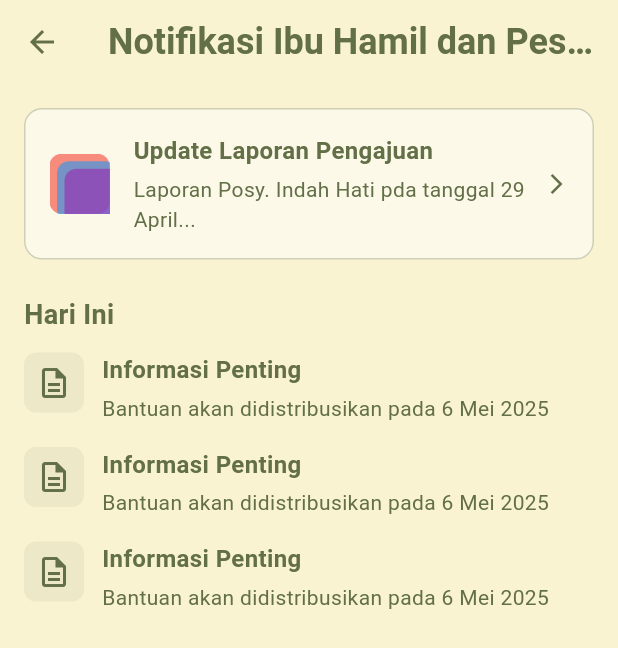
After one commit to ipaddr/MPLJJ25-138-KEL-8, a Flutter app: the NotifikasiPageIP screen opened directly, on a phone screen of 412 x 824 dp. The commit adds this screen. Shown: the top 648 px of the screen. Run offline on Flutter 3.47's test engine with Material 3 defaults, Android fonts, the phone set to English and light mode, and no system bars; our stand-ins replace cloud_firestore, firebase_auth, firebase_core, firebase_storage, google_maps_flutter, image_picker and 3 more; accounts and stored records are empty.

Commit message:
halaman notifikasi

```diff
--- a/semaikan/lib/ibu hamil/home_ih.dart
+++ b/semaikan/lib/ibu hamil/home_ih.dart
@@ -3,7 +3,7 @@ import 'package:semaikan/maps.dart';
 import 'package:semaikan/profile.dart';
 import '../ibu hamil/distribusi_ih.dart';
 import '../ibu hamil/laporan_ih.dart';
-import '../petugas distribusi/notifikasi.dart'; // Import halaman Notifikasi
+import '../notifikasi_ip.dart'; // Import halaman Notifikasi
 import 'package:firebase_auth/firebase_auth.dart';
 
 class HomePageIH extends StatefulWidget {
@@ -287,7 +287,7 @@ class _HomePageIHState extends State<HomePageIH> {
                   Navigator.push(
                     context,
                     MaterialPageRoute(
-                      builder: (context) => const NotifikasiPage(),
+                      builder: (context) => const NotifikasiPageIP(),
                     ),
                   );
                 },
--- /dev/null
+++ b/semaikan/lib/notifikasi_ip.dart
@@ -0,0 +1,520 @@
+import 'package:flutter/material.dart';
+
+class NotifikasiPageIP extends StatefulWidget {
+  const NotifikasiPageIP({super.key});
+
+  @override
+  State<NotifikasiPageIP> createState() => _NotifikasiPageIPState();
+}
+
+class _NotifikasiPageIPState extends State<NotifikasiPageIP> {
+  @override
+  Widget build(BuildContext context) {
+    return Scaffold(
+      backgroundColor: const Color(0xFFF9F3D1),
+      appBar: AppBar(
+        backgroundColor: const Color(0xFFF9F3D1),
+        elevation: 0,
+        leading: IconButton(
+          icon: const Icon(Icons.arrow_back, color: Color(0xFF626F47)),
+          onPressed: () {
+            Navigator.pop(context);
+          },
+        ),
+        title: const Text(
+          'Notifikasi Ibu Hamil dan Pesantren',
+          style: TextStyle(
+            fontSize: 24,
+            fontWeight: FontWeight.bold,
+            color: Color(0xFF626F47),
+          ),
+        ),
+        centerTitle: true,
+      ),
+      body: SingleChildScrollView(
+        child: Padding(
+          padding: const EdgeInsets.all(16.0),
+          child: Column(
+            crossAxisAlignment: CrossAxisAlignment.start,
+            children: [
+              // Banner Konfirmasi Laporan Pengajuan
+              _buildConfirmationBanner(),
+
+              const SizedBox(height: 24),
+
+              // Hari Ini
+              const Text(
+                'Hari Ini',
+                style: TextStyle(
+                  fontSize: 18,
+                  fontWeight: FontWeight.bold,
+                  color: Color(0xFF626F47),
+                ),
+              ),
+              const SizedBox(height: 12),
+
+              // Daftar notifikasi hari ini
+              ListView.builder(
+                shrinkWrap: true,
+                physics: const NeverScrollableScrollPhysics(),
+                itemCount: 3,
+                itemBuilder: (context, index) {
+                  return _buildNotificationItem();
+                },
+              ),
+
+              const SizedBox(height: 24),
+            ],
+          ),
+        ),
+      ),
+    );
+  }
+
+  // Widget untuk banner konfirmasi laporan
+  Widget _buildConfirmationBanner() {
+    return GestureDetector(
+      onTap: () {
+        // Navigasi ke halaman konfirmasi laporan
+        Navigator.push(
+          context,
+          MaterialPageRoute(
+            builder: (context) => const KonfirmasiLaporanPage(),
+          ),
+        );
+      },
+      child: Container(
+        padding: const EdgeInsets.all(16),
+        decoration: BoxDecoration(
+          color: Colors.white.withOpacity(0.5),
+          borderRadius: BorderRadius.circular(12),
+          border: Border.all(
+            color: const Color(0xFF626F47).withOpacity(0.3),
+            width: 1,
+          ),
+        ),
+        child: Row(
+          children: [
+            // Ikon notifikasi (menggunakan gambar stack untuk efek 3D)
+            Stack(
+              children: [
+                Container(
+                  width: 40,
+                  height: 40,
+                  decoration: BoxDecoration(
+                    color: Colors.red.withOpacity(0.6),
+                    borderRadius: BorderRadius.circular(8),
+                  ),
+                ),
+                Positioned(
+                  left: 5,
+                  top: 5,
+                  child: Container(
+                    width: 40,
+                    height: 40,
+                    decoration: BoxDecoration(
+                      color: Colors.blue.withOpacity(0.6),
+                      borderRadius: BorderRadius.circular(8),
+                    ),
+                  ),
+                ),
+                Positioned(
+                  left: 10,
+                  top: 10,
+                  child: Container(
+                    width: 40,
+                    height: 40,
+                    decoration: BoxDecoration(
+                      color: Colors.purple.withOpacity(0.6),
+                      borderRadius: BorderRadius.circular(8),
+                    ),
+                  ),
+                ),
+              ],
+            ),
+
+            const SizedBox(width: 16),
+
+            // Teks
+            Expanded(
+              child: Column(
+                crossAxisAlignment: CrossAxisAlignment.start,
+                children: const [
+                  Text(
+                    'Update Laporan Pengajuan',
+                    style: TextStyle(
+                      fontSize: 16,
+                      fontWeight: FontWeight.bold,
+                      color: Color(0xFF626F47),
+                    ),
+                  ),
+                  SizedBox(height: 4),
+                  Text(
+                    'Laporan Posy. Indah Hati pda tanggal 29 April...',
+                    style: TextStyle(fontSize: 14, color: Color(0xFF626F47)),
+                  ),
+                ],
+              ),
+            ),
+
+            // Ikon panah kanan
+            const Icon(
+              Icons.arrow_forward_ios,
+              size: 16,
+              color: Color(0xFF626F47),
+            ),
+          ],
+        ),
+      ),
+    );
+  }
+
+  // Widget untuk item notifikasi
+  Widget _buildNotificationItem() {
+    return Container(
+      margin: const EdgeInsets.only(bottom: 16),
+      child: Row(
+        crossAxisAlignment: CrossAxisAlignment.start,
+        children: [
+          // Ikon dokumen
+          Container(
+            width: 40,
+            height: 40,
+            decoration: BoxDecoration(
+              color: const Color(0xFFECE8C8),
+              borderRadius: BorderRadius.circular(8),
+            ),
+            child: const Icon(
+              Icons.description_outlined,
+              color: Color(0xFF626F47),
+              size: 24,
+            ),
+          ),
+
+          const SizedBox(width: 12),
+
+          // Konten notifikasi
+          Expanded(
+            child: Column(
+              crossAxisAlignment: CrossAxisAlignment.start,
+              children: const [
+                Text(
+                  'Informasi Penting',
+                  style: TextStyle(
+                    fontSize: 16,
+                    fontWeight: FontWeight.bold,
+                    color: Color(0xFF626F47),
+                  ),
+                ),
+                SizedBox(height: 4),
+                Text(
+                  'Bantuan akan didistribusikan pada 6 Mei 2025',
+                  style: TextStyle(fontSize: 14, color: Color(0xFF626F47)),
+                ),
+              ],
+            ),
+          ),
+        ],
+      ),
+    );
+  }
+}
+
+// Halaman konfirmasi laporan (mirip konfirmasi follow Instagram)
+class KonfirmasiLaporanPage extends StatefulWidget {
+  const KonfirmasiLaporanPage({super.key});
+
+  @override
+  State<KonfirmasiLaporanPage> createState() => _KonfirmasiLaporanPageState();
+}
+
+class _KonfirmasiLaporanPageState extends State<KonfirmasiLaporanPage> {
+  // List untuk menampung data permintaan
+  List<Map<String, dynamic>> _requestList = [];
+
+  // List untuk menampung ID yang sudah diproses
+  List<int> _processedIds = [];
+
+  @override
+  void initState() {
+    super.initState();
+    _loadRequests();
+  }
+
+  // Fungsi untuk memuat permintaan (simulasi data)
+  void _loadRequests() {
+    setState(() {
+      _requestList = [
+        {
+          'id': 1,
+          'name': 'SMAN 1 Kota Padang',
+          'date': '22 April 2025',
+          'type': 'Sekolah',
+          'status': 'Pending',
+        },
+        {
+          'id': 2,
+          'name': 'Pesantren Nusa Bangsa',
+          'date': '18 April 2025',
+          'type': 'Pesantren',
+          'status': 'Pending',
+        },
+        {
+          'id': 3,
+          'name': 'Ny. Siti Aisyah',
+          'date': '01 April 2025',
+          'type': 'Ibu Hamil',
+          'status': 'Pending',
+        },
+        {
+          'id': 4,
+          'name': 'SMAN 2 Kota Padang',
+          'date': '25 April 2025',
+          'type': 'Sekolah',
+          'status': 'Pending',
+        },
+      ];
+    });
+  }
+
+  // Fungsi untuk memproses permintaan (terima/tolak)
+  void _processRequest(int id, String action) {
+    setState(() {
+      final index = _requestList.indexWhere((request) => request['id'] == id);
+      if (index != -1) {
+        _requestList[index]['status'] =
+            action == 'accept' ? 'Diterima' : 'Ditolak';
+        _processedIds.add(id);
+      }
+    });
+
+    // Tampilkan snackbar konfirmasi
+    ScaffoldMessenger.of(context).showSnackBar(
+      SnackBar(
+        content: Text(
+          action == 'accept'
+              ? 'Permintaan berhasil diterima'
+              : 'Permintaan ditolak',
+        ),
+        backgroundColor: action == 'accept' ? Colors.green : Colors.red,
+      ),
+    );
+  }
+
+  @override
+  Widget build(BuildContext context) {
+    return Scaffold(
+      backgroundColor: const Color(0xFFF9F3D1),
+      appBar: AppBar(
+        backgroundColor: const Color(0xFFF9F3D1),
+        elevation: 0,
+        leading: IconButton(
+          icon: const Icon(Icons.arrow_back, color: Color(0xFF626F47)),
+          onPressed: () {
+            Navigator.pop(context);
+          },
+        ),
+        title: const Text(
+          'Konfirmasi Laporan',
+          style: TextStyle(
+            fontSize: 24,
+            fontWeight: FontWeight.bold,
+            color: Color(0xFF626F47),
+          ),
+        ),
+        centerTitle: true,
+      ),
+      body:
+          _requestList.isEmpty
+              ? const Center(
+                child: Text(
+                  'Tidak ada permintaan saat ini',
+                  style: TextStyle(fontSize: 16, color: Color(0xFF626F47)),
+                ),
+              )
+              : ListView.builder(
+                padding: const EdgeInsets.all(16),
+                itemCount: _requestList.length,
+                itemBuilder: (context, index) {
+                  final request = _requestList[index];
+                  final bool isProcessed = _processedIds.contains(
+                    request['id'],
+                  );
+
+                  return Container(
+                    margin: const EdgeInsets.only(bottom: 16),
+                    decoration: BoxDecoration(
+                      color: Colors.white.withOpacity(0.5),
+                      borderRadius: BorderRadius.circular(12),
+                      border: Border.all(
+                        color: const Color(0xFF626F47).withOpacity(0.3),
+                        width: 1,
+                      ),
+                    ),
+                    child: Column(
+                      children: [
+                        // Header dengan informasi permintaan
+                        Padding(
+                          padding: const EdgeInsets.all(16),
+                          child: Row(
+                            children: [
+                              // Icon atau gambar sekolah/pesantren
+                              Container(
+                                width: 60,
+                                height: 60,
+                                decoration: BoxDecoration(
+                                  color: const Color(0xFFECE8C8),
+                                  borderRadius: BorderRadius.circular(30),
+                                ),
+                                child: const Icon(
+                                  Icons.school,
+                                  color: Color(0xFF626F47),
+                                  size: 30,
+                                ),
+                              ),
+
+                              const SizedBox(width: 16),
+
+                              // Informasi permintaan
+                              Expanded(
+                                child: Column(
+                                  crossAxisAlignment: CrossAxisAlignment.start,
+                                  children: [
+                                    Text(
+                                      request['name'],
+                                      style: const TextStyle(
+                                        fontSize: 18,
+                                        fontWeight: FontWeight.bold,
+                                        color: Color(0xFF626F47),
+                                      ),
+                                    ),
+                                    const SizedBox(height: 4),
+                                    Text(
+                                      'Tanggal: ${request['date']}',
+                                      style: const TextStyle(
+                                        fontSize: 14,
+                                        color: Color(0xFF626F47),
+                                      ),
+                                    ),
+                                    const SizedBox(height: 2),
+                                    Text(
+                                      'Tipe: ${request['type']}',
+                                      style: const TextStyle(
+                                        fontSize: 14,
+                                        color: Color(0xFF626F47),
+                                      ),
+                                    ),
+                                  ],
+                                ),
+                              ),
+                            ],
+                          ),
+                        ),
+
+                        // Status dan tombol aksi
+                        Container(
+                          padding: const EdgeInsets.all(16),
+                          decoration: const BoxDecoration(
+                            border: Border(
+                              top: BorderSide(
+                                color: Color(0xFFECE8C8),
+                                width: 1,
+                              ),
+                            ),
+                          ),
+                          child:
+                              isProcessed
+                                  // Jika sudah diproses, tampilkan status
+                                  ? Center(
+                                    child: Text(
+                                      'Status: ${request['status']}',
+                                      style: TextStyle(
+                                        fontSize: 16,
+                                        fontWeight: FontWeight.bold,
+                                        color:
+                                            request['status'] == 'Diterima'
+                                                ? Colors.green
+                                                : Colors.red,
+                                      ),
+                                    ),
+                                  )
+                                  // Jika belum diproses, tampilkan tombol aksi
+                                  : Row(
+                                    mainAxisAlignment:
+                                        MainAxisAlignment.spaceEvenly,
+                                    children: [
+                                      // Tombol Tolak
+                                      Expanded(
+                                        child: OutlinedButton(
+                                          onPressed:
+                                              () => _processRequest(
+                                                request['id'],
+                                                'reject',
+                                              ),
+                                          style: OutlinedButton.styleFrom(
+                                            foregroundColor: Colors.red,
+                                            side: const BorderSide(
+                                              color: Colors.red,
+                                              width: 1,
+                                            ),
+                                            shape: RoundedRectangleBorder(
+                                              borderRadius:
+                                                  BorderRadius.circular(8),
+                                            ),
+                                            padding: const EdgeInsets.symmetric(
+                                              vertical: 10,
+                                            ),
+                                          ),
+                                          child: const Text(
+                                            'Tolak',
+                                            style: TextStyle(
+                                              fontSize: 14,
+                                              fontWeight: FontWeight.bold,
+                                            ),
+                                          ),
+                                        ),
+                                      ),
+
+                                      const SizedBox(width: 16),
+
+                                      // Tombol Terima
+                                      Expanded(
+                                        child: ElevatedButton(
+                                          onPressed:
+                                              () => _processRequest(
+                                                request['id'],
+                                                'accept',
+                                              ),
+                                          style: ElevatedButton.styleFrom(
+                                            backgroundColor: const Color(
+                                              0xFF626F47,
+                                            ),
+                                            foregroundColor: Colors.white,
+                                            shape: RoundedRectangleBorder(
+                                              borderRadius:
+                                                  BorderRadius.circular(8),
+                                            ),
+                                            padding: const EdgeInsets.symmetric(
+                                              vertical: 10,
+                                            ),
+                                          ),
+                                          child: const Text(
+                                            'Terima',
+                                            style: TextStyle(
+                                              fontSize: 14,
+                                              fontWeight: FontWeight.bold,
+                                            ),
+                                          ),
+                                        ),
+                                      ),
+                                    ],
+                                  ),
+                        ),
+                      ],
+                    ),
+                  );
+                },
+              ),
+    );
+  }
+}
--- a/semaikan/lib/pesantren/home_p.dart
+++ b/semaikan/lib/pesantren/home_p.dart
@@ -3,7 +3,7 @@ import 'package:semaikan/maps.dart';
 import 'package:semaikan/profile.dart';
 import '../pesantren/distribusi_p.dart';
 import '../pesantren/laporan_p.dart';
-import '../petugas distribusi/notifikasi.dart'; // Import halaman Notifikasi
+import '../notifikasi_ip.dart'; // Import halaman Notifikasi
 import 'package:firebase_auth/firebase_auth.dart';
 
 class HomePageP extends StatefulWidget {
@@ -358,7 +358,7 @@ class _HomePagePState extends State<HomePageP> {
                   Navigator.push(
                     context,
                     MaterialPageRoute(
-                      builder: (context) => const NotifikasiPage(),
+                      builder: (context) => const NotifikasiPageIP(),
                     ),
                   );
                 },
```
